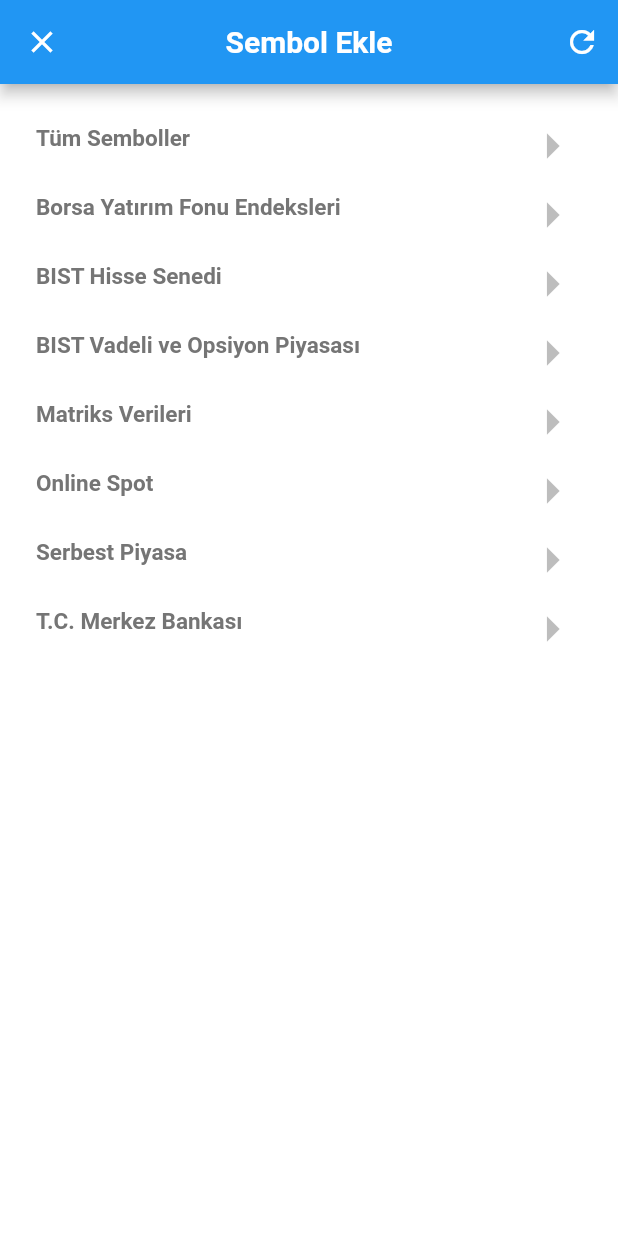
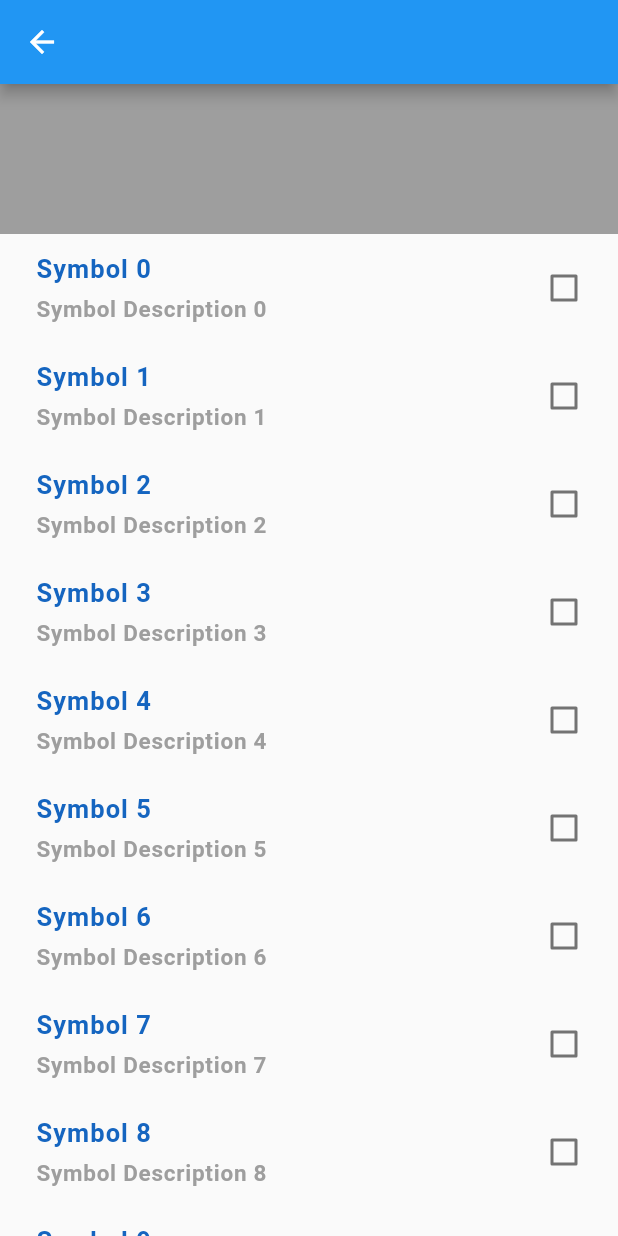
Before and after one commit to mrtagca/investExtraFlutter, a Flutter app: the SymbolAdd screen opened by its route, after a tap on "Tüm Semboller", on a phone screen of 412 x 824 dp. Run offline on Flutter 3.47's test engine with Material 2 defaults, Android fonts, the phone set to English and light mode, and no system bars; our stand-ins replace email_validator, flutter_slidable, syncfusion_flutter_charts.

Commit message:
sembol ekleme ekranının taslak tasarımına başlandı. Checkbox listesi eklendi.

```diff
--- a/lib/helpers/routeHelper.dart
+++ b/lib/helpers/routeHelper.dart
@@ -12,6 +12,7 @@
 import 'package:investextraqnb/myPageSettings.dart';
 import 'package:investextraqnb/prices.dart';
 import 'package:investextraqnb/symbolAdd.dart';
+import 'package:investextraqnb/symbolAddDetail.dart';
 import 'package:investextraqnb/symbolDetail.dart';
 
 class RouteGenerator {
@@ -101,6 +102,13 @@
           return IosRoute(SymbolAdd(), settings: settings);
         }
         break;
+      case "symbolAddDetail":
+        if (Platform.isAndroid) {
+          return AndroidRoute(SymbolAddDetail(), settings: settings);
+        } else if (Platform.isIOS) {
+          return IosRoute(SymbolAddDetail(), settings: settings);
+        }
+        break;
       default:
         return MaterialPageRoute(
             builder: (context) => Home(), settings: settings);
--- a/lib/symbolAdd.dart
+++ b/lib/symbolAdd.dart
@@ -33,7 +33,9 @@
                   height: MediaQuery.of(context).size.height,
                   decoration: BoxDecoration(color: Colors.white),
                   child: ListView(children: [
-                    generateSymbolTypeItem("Tüm Semboller", () {}),
+                    generateSymbolTypeItem("Tüm Semboller", () {
+                      Navigator.of(context).pushNamed("symbolAddDetail");
+                    }),
                     generateSymbolTypeItem(
                         "Borsa Yatırım Fonu Endeksleri", () {}),
                     generateSymbolTypeItem("BIST Hisse Senedi", () {}),
--- /dev/null
+++ b/lib/symbolAddDetail.dart
@@ -0,0 +1,113 @@
+import 'package:flutter/material.dart';
+
+class SymbolAddDetail extends StatefulWidget {
+  const SymbolAddDetail({super.key});
+
+  @override
+  State<SymbolAddDetail> createState() => _SymbolAddDetailState();
+}
+
+class _SymbolAddDetailState extends State<SymbolAddDetail> {
+  bool _isChecked = false;
+  var checkedList = Map<String, bool>();
+  late List<SymbolItem> list;
+
+  @override
+  void initState() {
+    // TODO: implement initState
+    generateList();
+  }
+
+  @override
+  Widget build(BuildContext context) {
+    return Scaffold(
+        appBar: AppBar(),
+        body: Container(
+          child: Column(
+            children: [
+              Container(
+                height: 100,
+                decoration: BoxDecoration(color: Colors.grey),
+              ),
+              // getSymbolList("ABIBTV", "AKBNK C 31023 0016.40 IYM 00000.5 NA"),
+              Expanded(child: test())
+            ],
+          ),
+        ));
+  }
+
+  void generateList() {
+    list = List<SymbolItem>.generate(10, (index) {
+      return SymbolItem(
+          index.toString(), "Symbol ${index}", "Symbol Description $index");
+    });
+
+    var a = list.map((e) => e.symbolId).toList();
+    var b = list.map((e) => false).toList();
+
+    checkedList = Map.fromIterables(a, b);
+  }
+
+  SingleChildScrollView test() {
+    return SingleChildScrollView(
+      physics: ScrollPhysics(),
+      child: Column(
+        children: [
+          ListView.builder(
+              physics: NeverScrollableScrollPhysics(),
+              itemCount: list.length,
+              shrinkWrap: true,
+              itemBuilder: (context, index) {
+                return getSymbolList(list[index].symbolId, list[index].symbol,
+                    list[index].symbolDescription);
+              }),
+        ],
+      ),
+    );
+  }
+
+  CheckboxListTile getSymbolList(
+      String symbolId, String symbol, String symbolDescription) {
+    return CheckboxListTile(
+        key: ValueKey(symbolId),
+        title: Padding(
+          padding: const EdgeInsets.all(8.0),
+          child: Text(
+            symbol,
+            style: TextStyle(
+                fontFamily: "RobotoBold",
+                fontSize: 17,
+                letterSpacing: 0.7,
+                color: Colors.blue[800]),
+          ),
+        ),
+        subtitle: Padding(
+          padding: const EdgeInsets.only(left: 8),
+          child: Text(
+            symbolDescription,
+            style: TextStyle(
+                fontFamily: "RobotoBold",
+                fontSize: 15,
+                letterSpacing: 0.5,
+                color: Colors.grey[500]),
+          ),
+        ),
+        selected: _isChecked,
+        value: checkedList[symbolId],
+        onChanged: (checked) {
+          var asd = checkedList[symbolId];
+
+          setState(() {
+            checkedList[symbolId] = checked as bool;
+          });
+        });
+  }
+}
+
+class SymbolItem {
+  final String symbolId;
+  final String symbol;
+  final String symbolDescription;
+
+  const SymbolItem(this.symbolId, this.symbol, this.symbolDescription);
+}
```
